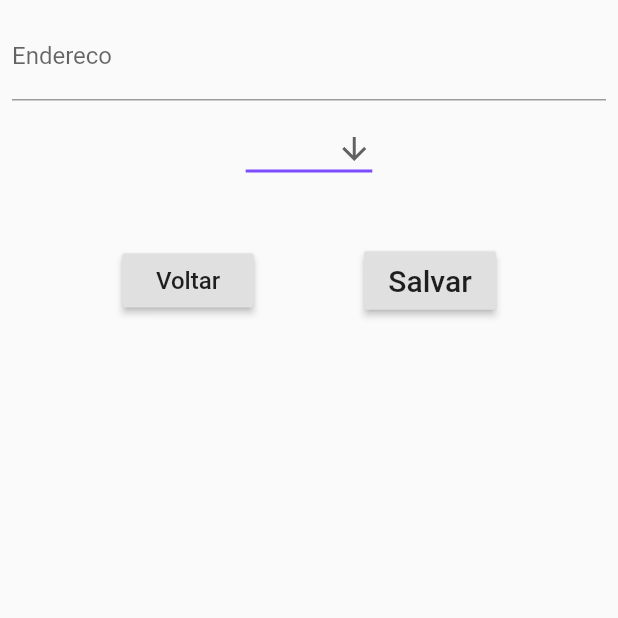
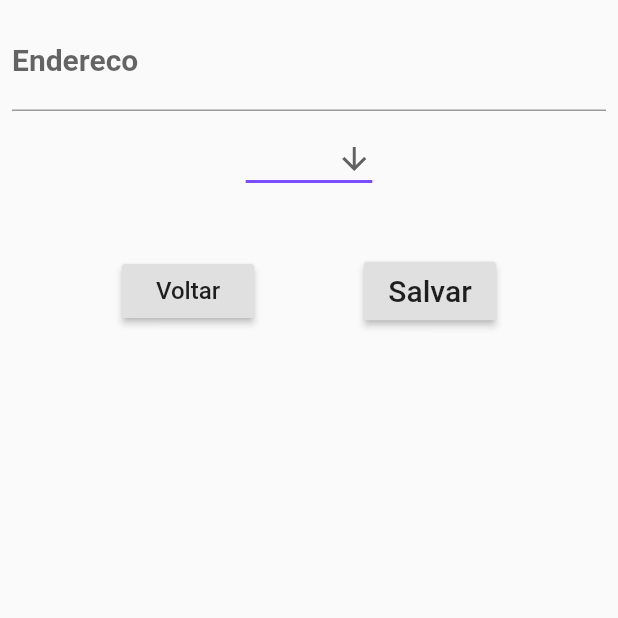
Before and after one commit to leandrorochaadm/crud-firebase, a Flutter app: the screen it shows after launch, after a tap on the "add" icon, on a phone screen of 412 x 824 dp, the top half of it. Run offline on Flutter 3.47's test engine with Material 2 defaults, Android fonts, the phone set to English and light mode, and no system bars; our stand-ins replace cloud_firestore, dio, firebase_core, geocoding, google_maps_flutter; accounts and stored records are empty.

```diff
--- a/lib/home_page.dart
+++ b/lib/home_page.dart
@@ -1,6 +1,4 @@
-import 'package:cloud_firestore/cloud_firestore.dart';
 import 'package:flutter/material.dart';
-import 'package:motodelivery/dashboard/dashboard_page.dart';
 import 'package:motodelivery/pedido/PedidoModel.dart';
 import 'package:motodelivery/pedido/pedido_page.dart';
 import 'package:motodelivery/pedido/pedido_repository.dart';
@@ -15,18 +13,14 @@ class HomePage extends StatefulWidget {
 class _HomePageState extends State<HomePage> {
   int _selectedIndex = 0;
   PedidoRepository repository = PedidoRepository();
+  double totalEntrega = 0;
+  double totalDinheiro = 0;
 
   @override
   Widget build(BuildContext context) {
+    double _heightScreen = MediaQuery.of(context).size.height;
+
     return Scaffold(
-      bottomNavigationBar: BottomNavigationBar(
-          onTap: _selecaoNavigatorBar,
-          currentIndex: _selectedIndex,
-          selectedItemColor: Colors.amber[800],
-          items: const <BottomNavigationBarItem>[
-            BottomNavigationBarItem(icon: Icon(Icons.list), label: "Lista"),
-            BottomNavigationBarItem(icon: Icon(Icons.money), label: "Gerenciar")
-          ]),
       floatingActionButton: FloatingActionButton(
         onPressed: () {
           Navigator.push(
@@ -40,6 +34,8 @@ class _HomePageState extends State<HomePage> {
         stream: repository.getPedidos(),
         builder:
             (BuildContext context, AsyncSnapshot<List<PedidoModel>> snapshot) {
+          totalDinheiro = 0;
+          totalEntrega = 0;
           if (snapshot.hasError) {
             return Center(child: Text('Erro'));
           }
@@ -50,11 +46,17 @@ class _HomePageState extends State<HomePage> {
             );
           }
 
-          return ListView(
+          return Column(
+            children: [
+              Container(
+                height: _heightScreen * .87,
+                child: ListView(
                   children: snapshot.data.map((PedidoModel document) {
+                    totalEntrega += document.valorEntrega;
+                    totalDinheiro += document.valorDinheiro;
                     return ListTile(
                       title: Text(document.endereco),
-                subtitle: Text(document.uuid),
+                      subtitle: Text(document.valorEntrega.toString()),
                       onTap: () {
                         //abrir detalhes
                         Navigator.push(
@@ -67,6 +69,25 @@ class _HomePageState extends State<HomePage> {
                       },
                     );
                   }).toList(),
+                ),
+              ),
+              Container(
+                // alignment: Alignment.bottomLeft,
+                height: _heightScreen * .12,
+                // color: Colors.amberAccent,
+                child: Column(
+                  mainAxisAlignment: MainAxisAlignment.start,
+                  children: [
+                    Text("Total entregas: $totalEntrega",
+                        style: TextStyle(color: Colors.green)),
+                    Text("Total Dinheiro: $totalDinheiro",
+                        style: TextStyle(color: Colors.green)),
+                    Text("Acerto: ${totalEntrega - totalDinheiro}",
+                        style: TextStyle(color: Colors.blue)),
+                  ],
+                ),
+              )
+            ],
           );
         },
       ),
@@ -95,18 +116,4 @@ class _HomePageState extends State<HomePage> {
           );
         });
   }
-
-  void _selecaoNavigatorBar(int value) {
-    _selectedIndex = value;
-    switch (value) {
-      case 0:
-        Navigator.push(context, MaterialPageRoute(builder: (_) => HomePage()));
-        break;
-      case 1:
-        Navigator.push(
-            context, MaterialPageRoute(builder: (_) => DashboardPage()));
-        break;
-      default:
 }
-  }
-}
--- a/lib/main.dart
+++ b/lib/main.dart
@@ -18,6 +18,10 @@ class MyApp extends StatelessWidget {
       theme: ThemeData(
         primarySwatch: Colors.blue,
         visualDensity: VisualDensity.adaptivePlatformDensity,
+        textTheme: TextTheme(
+          bodyText2: TextStyle(fontSize: 20, fontWeight: FontWeight.bold),
+          subtitle1: TextStyle(fontSize: 20, fontWeight: FontWeight.bold),
+        ),
       ),
       home: HomePage(),
     );
--- a/lib/pedido/pedido_page.dart
+++ b/lib/pedido/pedido_page.dart
@@ -111,7 +111,7 @@ class _PedidoPageState extends State<PedidoPage> {
                                 widget.pedido.valorDinheiro.toString() ??
                                     "0.00",
                             validator: (value) {
-                              if (double.tryParse(value) <
+                              if (double.parse(value) <
                                   widget.pedido.valorPedido.toDouble()) {
                                 return 'Valor não pode ser menor do que o pedido';
                               }
```
Also changed, not shown: lib/dashboard/dashboard_page.dart (deleted, +0 -23 lines), lib/dashboard/dashboard_repository.dart (deleted, +0 -28 lines). Lines whose indentation alone changed are shown as unchanged.
